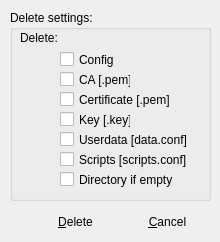
Before: the Qt Designer form deleteconfig.ui in Securepoint/openvpn-client, drawn with Qt 5.
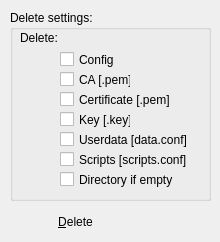
After: the same form once the commit is applied. Icons and pictures are not drawn.

```diff
--- a/deleteconfig.ui
+++ b/deleteconfig.ui
@@ -10,6 +10,18 @@
     <height>242</height>
    </rect>
   </property>
+  <property name="minimumSize">
+   <size>
+    <width>220</width>
+    <height>242</height>
+   </size>
+  </property>
+  <property name="maximumSize">
+   <size>
+    <width>220</width>
+    <height>242</height>
+   </size>
+  </property>
   <property name="windowTitle">
    <string>Delete config</string>
   </property>
@@ -167,11 +179,17 @@
     </rect>
    </property>
    <property name="text">
-    <string>&amp;Cancel</string>
+    <string/>
    </property>
    <property name="icon">
     <iconset resource="systray.qrc">
-     <normaloff>:/images/close.svg</normaloff>:/images/close.svg</iconset>
+     <normaloff>:/images/exit.png</normaloff>:/images/exit.png</iconset>
+   </property>
+   <property name="iconSize">
+    <size>
+     <width>30</width>
+     <height>16</height>
+    </size>
    </property>
    <property name="flat">
     <bool>true</bool>
```
